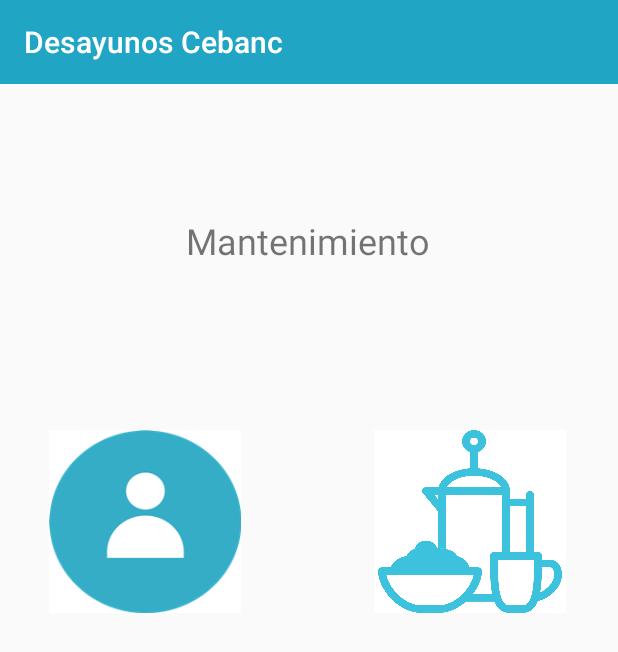
After one commit to mikels111/Desayunos, an Android app: the Mantenimiento screen opened directly, with no data from a screen before it, on a phone screen of 412 x 824 dp. The commit adds this screen. Shown: the top 652 px of the screen. Run offline under Robolectric (Android 15) with nearby library versions, the phone set to English and light mode, and no system bars.

Commit message:
Actividad Mantenimiento

```diff
--- a/app/src/main/AndroidManifest.xml
+++ b/app/src/main/AndroidManifest.xml
@@ -11,13 +11,16 @@
         android:roundIcon="@mipmap/ic_launcher_round"
         android:supportsRtl="true"
         android:theme="@style/AppTheme">
-        <activity android:name=".ModificarCliente"></activity>
+        <activity android:name=".Mantenimiento" />
+        <activity android:name=".ModificarCliente" />
         <activity android:name=".Actividad_admin" />
-        <activity android:name=".Actividad_4" >
+        <activity android:name=".Actividad_4">
             <intent-filter>
-                <action android:name="android.intent.action.SEND"/>
-                <category android:name="android.intent.category.DEFAULT"/>
-                <data android:mimeType="message/rfc822"/>
+                <action android:name="android.intent.action.SEND" />
+
+                <category android:name="android.intent.category.DEFAULT" />
+
+                <data android:mimeType="message/rfc822" />
             </intent-filter>
         </activity>
         <activity android:name=".Actividad_3" />
--- a/app/src/main/java/com/example/desayunoscebanc/Actividad_3.java
+++ b/app/src/main/java/com/example/desayunoscebanc/Actividad_3.java
@@ -129,7 +129,7 @@ public class Actividad_3 extends AppCompatActivity {
             listaProductos.add(pinas);
         }
 
-         ProductoListAdapter adaptador=new ProductoListAdapter(this,R.layout.producto_adaptador,listaProductos);
+        ProductoListAdapter adaptador=new ProductoListAdapter(this,R.layout.producto_adaptador,listaProductos);
         lista.setAdapter(adaptador);
         final double precioFinal=((cafes.getPrecio())*(cafes.getCantidad())+
                 (tes.getPrecio())*(tes.getCantidad())+
--- a/app/src/main/java/com/example/desayunoscebanc/Actividad_admin.java
+++ b/app/src/main/java/com/example/desayunoscebanc/Actividad_admin.java
@@ -39,7 +39,7 @@ public class Actividad_admin extends AppCompatActivity{
 
         lista=findViewById(R.id.lstClientes);
 
-        final ArrayList<Cliente> listaCliente=new ArrayList<>();
+        ArrayList<Cliente> listaCliente=new ArrayList<>();
 
         //Base de Datos
         BDSQLiteHelper bdDesayunos = new BDSQLiteHelper(this, "BDDesayunos", null, 10);
--- a/app/src/main/java/com/example/desayunoscebanc/MainActivity.java
+++ b/app/src/main/java/com/example/desayunoscebanc/MainActivity.java
@@ -54,7 +54,7 @@ public class MainActivity extends AppCompatActivity {
         admin.setOnClickListener(new View.OnClickListener() {
             @Override
             public void onClick(View v) {
-                Intent intent=new Intent(MainActivity.this,Actividad_admin.class);
+                Intent intent=new Intent(MainActivity.this,Mantenimiento.class);
                 startActivity(intent);
 
             }
--- /dev/null
+++ b/app/src/main/java/com/example/desayunoscebanc/Mantenimiento.java
@@ -0,0 +1,52 @@
+package com.example.desayunoscebanc;
+
+import androidx.appcompat.app.AppCompatActivity;
+
+import android.content.Intent;
+import android.graphics.Color;
+import android.graphics.drawable.ColorDrawable;
+import android.os.Bundle;
+import android.view.View;
+import android.widget.Adapter;
+import android.widget.AdapterView;
+import android.widget.ArrayAdapter;
+import android.widget.ImageButton;
+import android.widget.ListView;
+
+import java.util.ArrayList;
+
+public class Mantenimiento extends AppCompatActivity {
+
+
+    ImageButton usuarios,productos;
+
+    @Override
+    protected void onCreate(Bundle savedInstanceState) {
+        super.onCreate(savedInstanceState);
+        setContentView(R.layout.activity_mantenimiento);
+
+        //color en las barras
+        getWindow().setStatusBarColor(Color.parseColor("#21A5C5"));
+        getSupportActionBar().setBackgroundDrawable(new ColorDrawable(Color.parseColor("#21A5C5")));
+
+        usuarios=findViewById(R.id.btnUsuario);
+        productos=findViewById(R.id.btnDesayuno);
+
+        usuarios.setOnClickListener(new View.OnClickListener() {
+            @Override
+            public void onClick(View v) {
+                Intent intent=new Intent(Mantenimiento.this,Actividad_admin.class);
+                startActivity(intent);
+            }
+        });
+
+        productos.setOnClickListener(new View.OnClickListener() {
+            @Override
+            public void onClick(View v) {
+                Intent intent=new Intent(Mantenimiento.this,Actividad_admin.class);
+                startActivity(intent);
+            }
+        });
+
+    }
+}
--- /dev/null
+++ b/app/src/main/res/layout/activity_mantenimiento.xml
@@ -0,0 +1,49 @@
+<?xml version="1.0" encoding="utf-8"?>
+<androidx.constraintlayout.widget.ConstraintLayout xmlns:android="http://schemas.android.com/apk/res/android"
+    xmlns:app="http://schemas.android.com/apk/res-auto"
+    xmlns:tools="http://schemas.android.com/tools"
+    android:layout_width="match_parent"
+    android:layout_height="match_parent"
+    tools:context=".Mantenimiento">
+
+    <TextView
+        android:id="@+id/textView55"
+        android:layout_width="wrap_content"
+        android:layout_height="wrap_content"
+        android:text="Mantenimiento"
+        android:textSize="24sp"
+        app:layout_constraintBottom_toBottomOf="parent"
+        app:layout_constraintEnd_toEndOf="parent"
+        app:layout_constraintHorizontal_bias="0.498"
+        app:layout_constraintStart_toStartOf="parent"
+        app:layout_constraintTop_toTopOf="parent"
+        app:layout_constraintVertical_bias="0.12" />
+
+    <ImageButton
+        android:id="@+id/btnUsuario"
+        android:layout_width="128dp"
+        android:layout_height="122dp"
+        android:background="#FFFFFF"
+        android:scaleType="fitXY"
+        app:layout_constraintBottom_toBottomOf="parent"
+        app:layout_constraintEnd_toEndOf="parent"
+        app:layout_constraintHorizontal_bias="0.116"
+        app:layout_constraintStart_toStartOf="parent"
+        app:layout_constraintTop_toTopOf="parent"
+        app:layout_constraintVertical_bias="0.357"
+        app:srcCompat="@mipmap/usuario" />
+
+    <ImageButton
+        android:id="@+id/btnDesayuno"
+        android:layout_width="128dp"
+        android:layout_height="122dp"
+        android:background="#FFFFFF"
+        android:scaleType="fitXY"
+        app:layout_constraintBottom_toBottomOf="parent"
+        app:layout_constraintEnd_toEndOf="parent"
+        app:layout_constraintHorizontal_bias="0.879"
+        app:layout_constraintStart_toStartOf="parent"
+        app:layout_constraintTop_toTopOf="parent"
+        app:layout_constraintVertical_bias="0.357"
+        app:srcCompat="@mipmap/desayuno1" />
+</androidx.constraintlayout.widget.ConstraintLayout>
```
Also changed, not shown: app/src/main/res/mipmap-hdpi/desayuno1.png (added), app/src/main/res/mipmap-hdpi/usuario.png (added).
